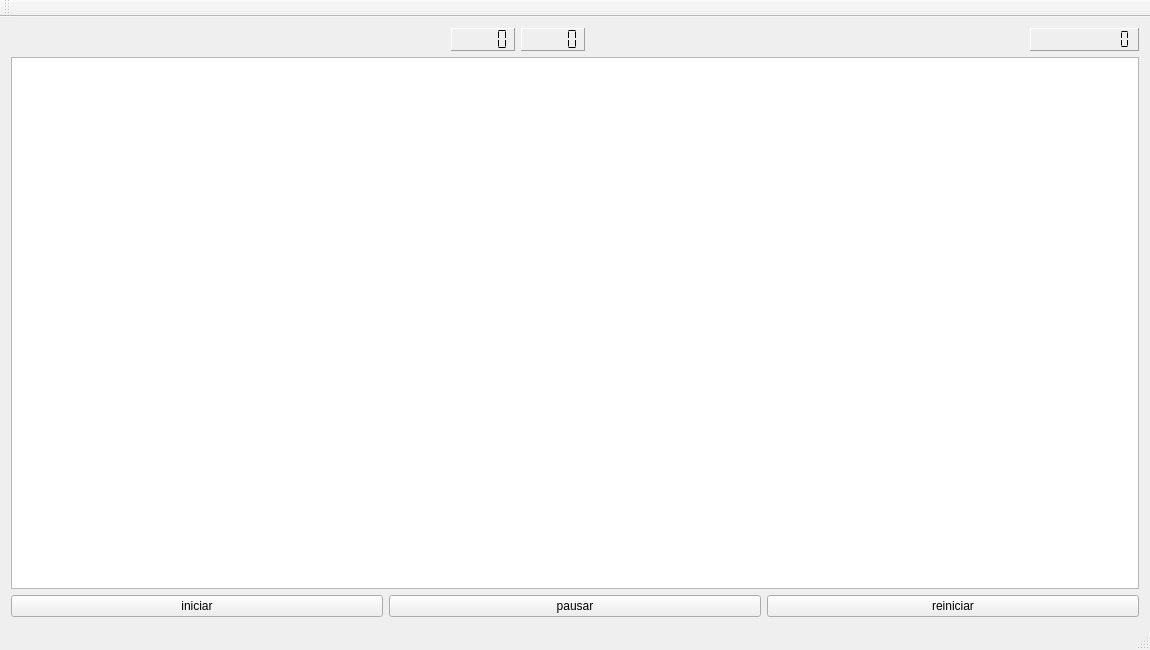
Above: P_final_parte1/juego.ui from JorgeGaitan15912/Proyecto-final before the change. Below: the same form after it.
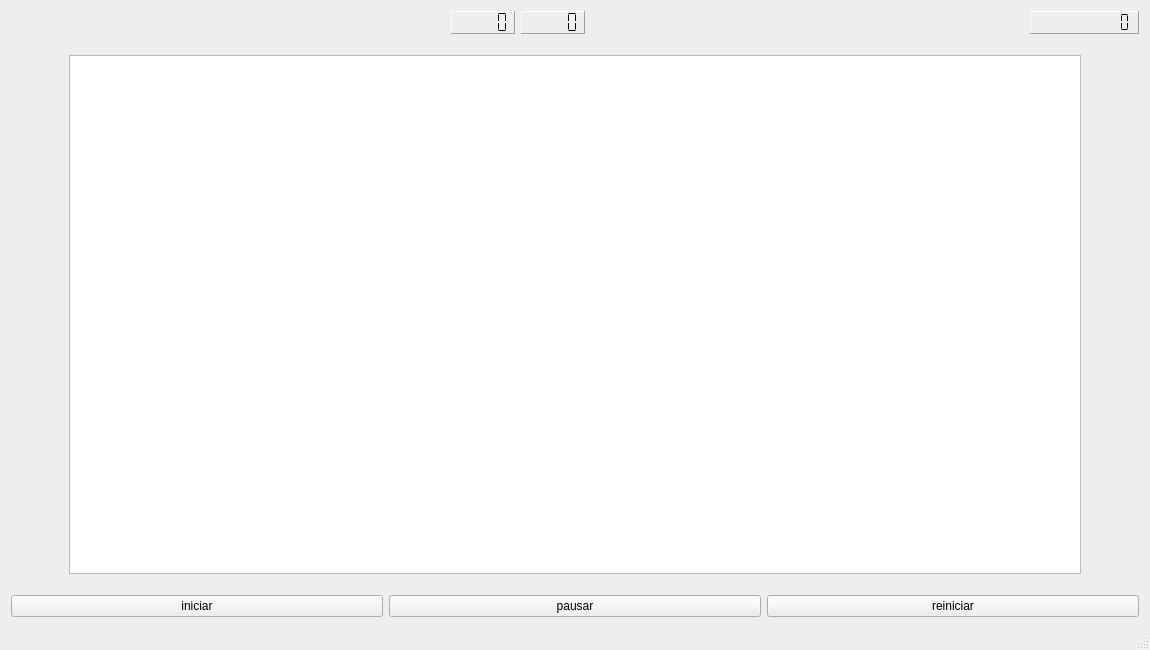
That is the form after the change.

The edit to the form file:
```diff
--- a/P_final_parte1/juego.ui
+++ b/P_final_parte1/juego.ui
@@ -20,9 +20,7 @@
    <string>Juego</string>
   </property>
   <widget class="QWidget" name="centralWidget">
-   <layout class="QGridLayout" name="gridLayout">
-    <item row="0" column="0">
-     <layout class="QVBoxLayout" name="verticalLayout">
+   <layout class="QVBoxLayout" name="verticalLayout_2">
       <item>
        <layout class="QGridLayout" name="gridLayout_2">
         <item row="0" column="2">
@@ -96,9 +94,81 @@
        </layout>
       </item>
       <item>
+     <layout class="QHBoxLayout" name="horizontalLayout">
+      <item>
+       <spacer name="horizontalSpacer_3">
+        <property name="orientation">
+         <enum>Qt::Horizontal</enum>
+        </property>
+        <property name="sizeType">
+         <enum>QSizePolicy::Fixed</enum>
+        </property>
+        <property name="sizeHint" stdset="0">
+         <size>
+          <width>58</width>
+          <height>20</height>
+         </size>
+        </property>
+       </spacer>
+      </item>
+      <item>
+       <layout class="QVBoxLayout" name="verticalLayout">
+        <item>
+         <spacer name="verticalSpacer">
+          <property name="orientation">
+           <enum>Qt::Vertical</enum>
+          </property>
+          <property name="sizeType">
+           <enum>QSizePolicy::Fixed</enum>
+          </property>
+          <property name="sizeHint" stdset="0">
+           <size>
+            <width>20</width>
+            <height>15</height>
+           </size>
+          </property>
+         </spacer>
+        </item>
+        <item>
        <widget class="QGraphicsView" name="graphicsView"/>
       </item>
       <item>
+         <spacer name="verticalSpacer_2">
+          <property name="orientation">
+           <enum>Qt::Vertical</enum>
+          </property>
+          <property name="sizeType">
+           <enum>QSizePolicy::Fixed</enum>
+          </property>
+          <property name="sizeHint" stdset="0">
+           <size>
+            <width>20</width>
+            <height>15</height>
+           </size>
+          </property>
+         </spacer>
+        </item>
+       </layout>
+      </item>
+      <item>
+       <spacer name="horizontalSpacer_4">
+        <property name="orientation">
+         <enum>Qt::Horizontal</enum>
+        </property>
+        <property name="sizeType">
+         <enum>QSizePolicy::Fixed</enum>
+        </property>
+        <property name="sizeHint" stdset="0">
+         <size>
+          <width>58</width>
+          <height>20</height>
+         </size>
+        </property>
+       </spacer>
+      </item>
+     </layout>
+    </item>
+    <item>
        <layout class="QHBoxLayout" name="horizontalLayout_2">
         <item>
          <widget class="QPushButton" name="Iniciar">
@@ -124,26 +194,6 @@
        </layout>
       </item>
      </layout>
-    </item>
-   </layout>
-  </widget>
-  <widget class="QMenuBar" name="menuBar">
-   <property name="geometry">
-    <rect>
-     <x>0</x>
-     <y>0</y>
-     <width>1150</width>
-     <height>22</height>
-    </rect>
-   </property>
-  </widget>
-  <widget class="QToolBar" name="mainToolBar">
-   <attribute name="toolBarArea">
-    <enum>TopToolBarArea</enum>
-   </attribute>
-   <attribute name="toolBarBreak">
-    <bool>false</bool>
-   </attribute>
   </widget>
   <widget class="QStatusBar" name="statusBar"/>
  </widget>
```
Lines whose indentation alone changed are shown as unchanged.
